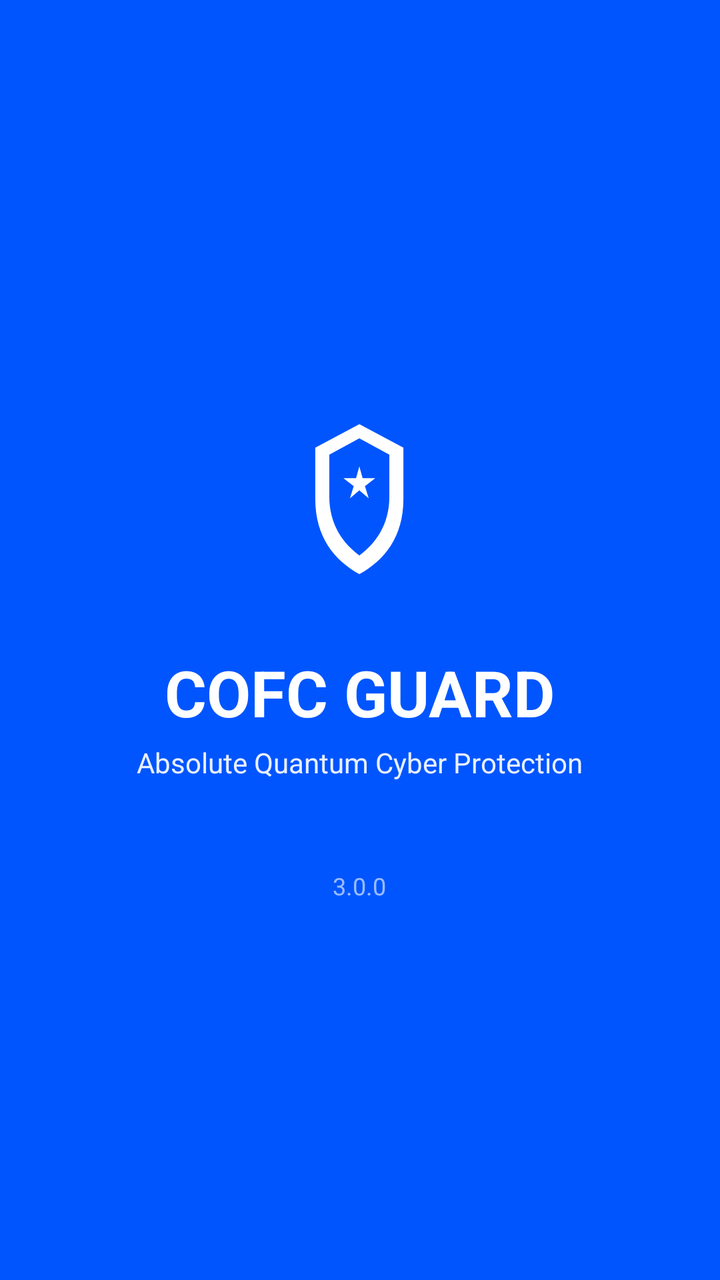
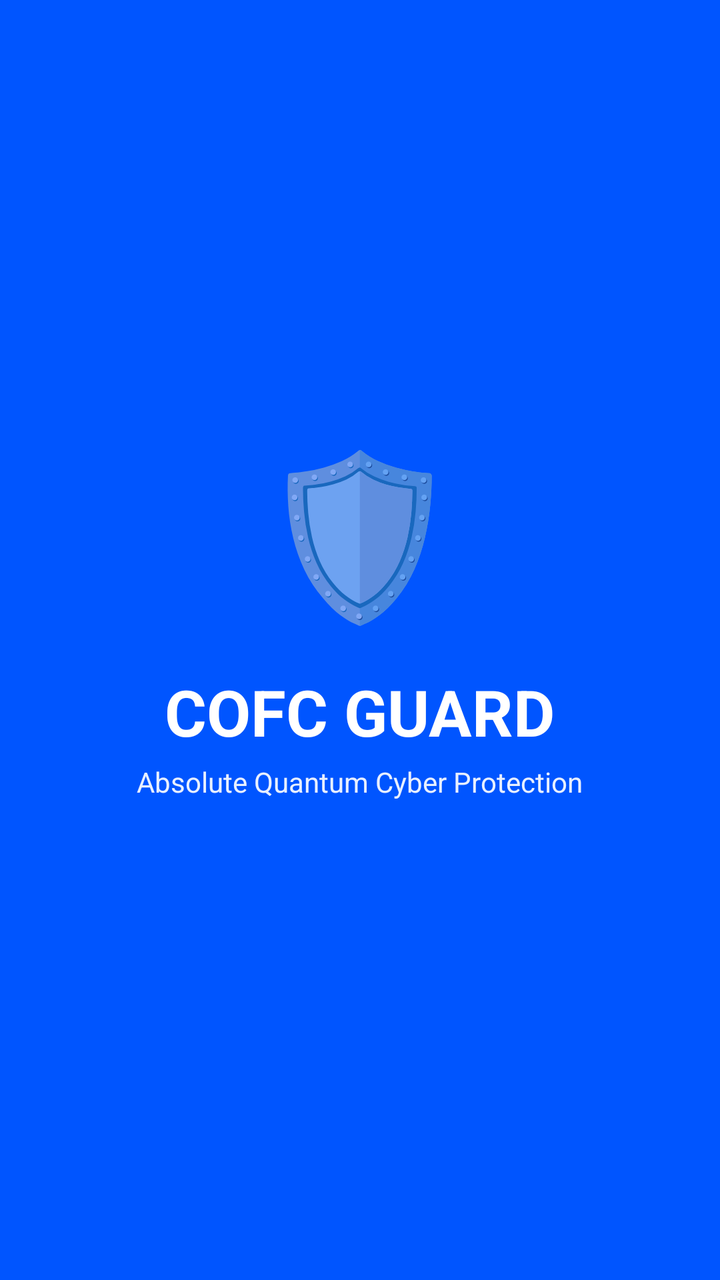

Screens rendered from an Android XML layout before and after an edit, with the pre-edit source and the edit as a unified diff.
<!-- AndroidManifest.xml: activity theme Theme.COFCGuard.Splash -->
<!-- res/layout/activity_splash.xml -->
<?xml version="1.0" encoding="utf-8"?>
<RelativeLayout xmlns:android="http://schemas.android.com/apk/res/android"
    android:layout_width="match_parent"
    android:layout_height="match_parent"
    android:background="@color/primary">

    <LinearLayout
        android:layout_width="wrap_content"
        android:layout_height="wrap_content"
        android:layout_centerInParent="true"
        android:orientation="vertical"
        android:gravity="center"
        android:padding="32dp">

        <ImageView
            android:id="@+id/shieldImageView"
            android:layout_width="120dp"
            android:layout_height="120dp"
            android:src="@mipmap/ic_launcher"
            android:contentDescription="@string/app_name" />

        <TextView
            android:id="@+id/appNameTextView"
            android:layout_width="wrap_content"
            android:layout_height="wrap_content"
            android:text="@string/app_name"
            android:textColor="@color/text_on_primary"
            android:textSize="32sp"
            android:textStyle="bold"
            android:layout_marginTop="16dp" />

        <TextView
            android:layout_width="wrap_content"
            android:layout_height="wrap_content"
            android:text="@string/app_description"
            android:textColor="@color/primary_light"
            android:textSize="14sp"
            android:layout_marginTop="4dp" />

        <ProgressBar
            android:layout_width="200dp"
            android:layout_height="4dp"
            android:layout_marginTop="24dp"
            android:indeterminate="true"
            android:indeterminateTint="@color/text_on_primary" />

        <TextView
            android:layout_width="wrap_content"
            android:layout_height="wrap_content"
            android:text="@string/app_version"
            android:textColor="@color/text_on_primary"
            android:textSize="12sp"
            android:layout_marginTop="16dp"
            android:alpha="0.6" />

    </LinearLayout>
</RelativeLayout>
<!-- resources referenced by this layout -->
<resources>
  <color name="primary">#0055FF</color>
  <color name="primary_light">#E8F0FF</color>
  <color name="text_on_primary">#FFFFFF</color>
  <!-- mipmap ic_launcher (drawable) -->
  <?xml version="1.0" encoding="utf-8"?>
  <vector xmlns:android="http://schemas.android.com/apk/res/android"
      android:width="512dp"
      android:height="512dp"
      android:viewportWidth="512"
      android:viewportHeight="512">
      <path
          android:fillColor="#0055FF"
          android:pathData="M256,0 C114.6,0 0,114.6 0,256 C0,397.4 114.6,512 256,512 C397.4,512 512,397.4 512,256 C512,114.6 397.4,0 256,0Z" />
      <path
          android:fillColor="#FFFFFF"
          android:pathData="M256,100 L350,150 L350,260 C350,340 310,390 256,420 C202,390 162,340 162,260 L162,150 L256,100Z" />
      <path
          android:fillColor="#0055FF"
          android:pathData="M256,130 L320,165 L320,255 C320,315 290,355 256,380 C222,355 192,315 192,255 L192,165 L256,130Z" />
      <path
          android:fillColor="#FFFFFF"
          android:pathData="M256,190 L263,215 L290,215 L268,232 L276,258 L256,241 L236,258 L244,232 L222,215 L249,215Z" />
  </vector>
  <string name="app_description">Absolute Quantum Cyber Protection</string>
  <string name="app_name">COFC GUARD</string>
  <string name="app_version">3.0.0</string>
  <style name="Theme.COFCGuard.Splash" parent="Theme.MaterialComponents.DayNight.NoActionBar">
          <item name="android:windowBackground">#0055FF</item>
          <item name="android:statusBarColor">#0055FF</item>
          <item name="android:windowLightStatusBar">false</item>
          <item name="android:navigationBarColor">#0055FF</item>
          <item name="android:windowLightNavigationBar">false</item>
      </style>
</resources>

<!-- the commit's change to res/layout/activity_splash.xml (unified diff, before → after) -->
@@ -2,7 +2,7 @@
 <RelativeLayout xmlns:android="http://schemas.android.com/apk/res/android"
     android:layout_width="match_parent"
     android:layout_height="match_parent"
-    android:background="@color/primary">
+    android:background="#0055FF">
 
     <LinearLayout
         android:layout_width="wrap_content"
@@ -12,19 +12,17 @@
         android:gravity="center"
         android:padding="32dp">
 
-        <ImageView
-            android:id="@+id/shieldImageView"
-            android:layout_width="120dp"
-            android:layout_height="120dp"
-            android:src="@mipmap/ic_launcher"
-            android:contentDescription="@string/app_name" />
+        <TextView
+            android:layout_width="wrap_content"
+            android:layout_height="wrap_content"
+            android:text="🛡️"
+            android:textSize="80sp" />
 
         <TextView
-            android:id="@+id/appNameTextView"
             android:layout_width="wrap_content"
             android:layout_height="wrap_content"
-            android:text="@string/app_name"
-            android:textColor="@color/text_on_primary"
+            android:text="COFC GUARD"
+            android:textColor="#FFFFFF"
             android:textSize="32sp"
             android:textStyle="bold"
             android:layout_marginTop="16dp" />
@@ -32,8 +30,8 @@
         <TextView
             android:layout_width="wrap_content"
             android:layout_height="wrap_content"
-            android:text="@string/app_description"
-            android:textColor="@color/primary_light"
+            android:text="Absolute Quantum Cyber Protection"
+            android:textColor="#E8F0FF"
             android:textSize="14sp"
             android:layout_marginTop="4dp" />
 
@@ -42,16 +40,7 @@
             android:layout_height="4dp"
             android:layout_marginTop="24dp"
             android:indeterminate="true"
-            android:indeterminateTint="@color/text_on_primary" />
-
-        <TextView
-            android:layout_width="wrap_content"
-            android:layout_height="wrap_content"
-            android:text="@string/app_version"
-            android:textColor="@color/text_on_primary"
-            android:textSize="12sp"
-            android:layout_marginTop="16dp"
-            android:alpha="0.6" />
+            android:indeterminateTint="#FFFFFF" />
 
     </LinearLayout>
 </RelativeLayout>
<!-- resource entries referenced after the edit -->
@@ -1,37 +1,5 @@
 <!-- resources referenced by this layout -->
 <resources>
-  <color name="primary">#0055FF</color>
-  <color name="primary_light">#E8F0FF</color>
-  <color name="text_on_primary">#FFFFFF</color>
-  <!-- mipmap ic_launcher (drawable) -->
-  <?xml version="1.0" encoding="utf-8"?>
-  <vector xmlns:android="http://schemas.android.com/apk/res/android"
-      android:width="512dp"
-      android:height="512dp"
-      android:viewportWidth="512"
-      android:viewportHeight="512">
-      <path
-          android:fillColor="#0055FF"
-          android:pathData="M256,0 C114.6,0 0,114.6 0,256 C0,397.4 114.6,512 256,512 C397.4,512 512,397.4 512,256 C512,114.6 397.4,0 256,0Z" />
-      <path
-          android:fillColor="#FFFFFF"
-          android:pathData="M256,100 L350,150 L350,260 C350,340 310,390 256,420 C202,390 162,340 162,260 L162,150 L256,100Z" />
-      <path
-          android:fillColor="#0055FF"
-          android:pathData="M256,130 L320,165 L320,255 C320,315 290,355 256,380 C222,355 192,315 192,255 L192,165 L256,130Z" />
-      <path
-          android:fillColor="#FFFFFF"
-          android:pathData="M256,190 L263,215 L290,215 L268,232 L276,258 L256,241 L236,258 L244,232 L222,215 L249,215Z" />
-  </vector>
-  <string name="app_description">Absolute Quantum Cyber Protection</string>
-  <string name="app_name">COFC GUARD</string>
-  <string name="app_version">3.0.0</string>
-  <style name="Theme.COFCGuard.Splash" parent="Theme.MaterialComponents.DayNight.NoActionBar">
-          <item name="android:windowBackground">#0055FF</item>
-          <item name="android:statusBarColor">#0055FF</item>
-          <item name="android:windowLightStatusBar">false</item>
-          <item name="android:navigationBarColor">#0055FF</item>
-          <item name="android:windowLightNavigationBar">false</item>
-      </style>
+
 </resources>
 
